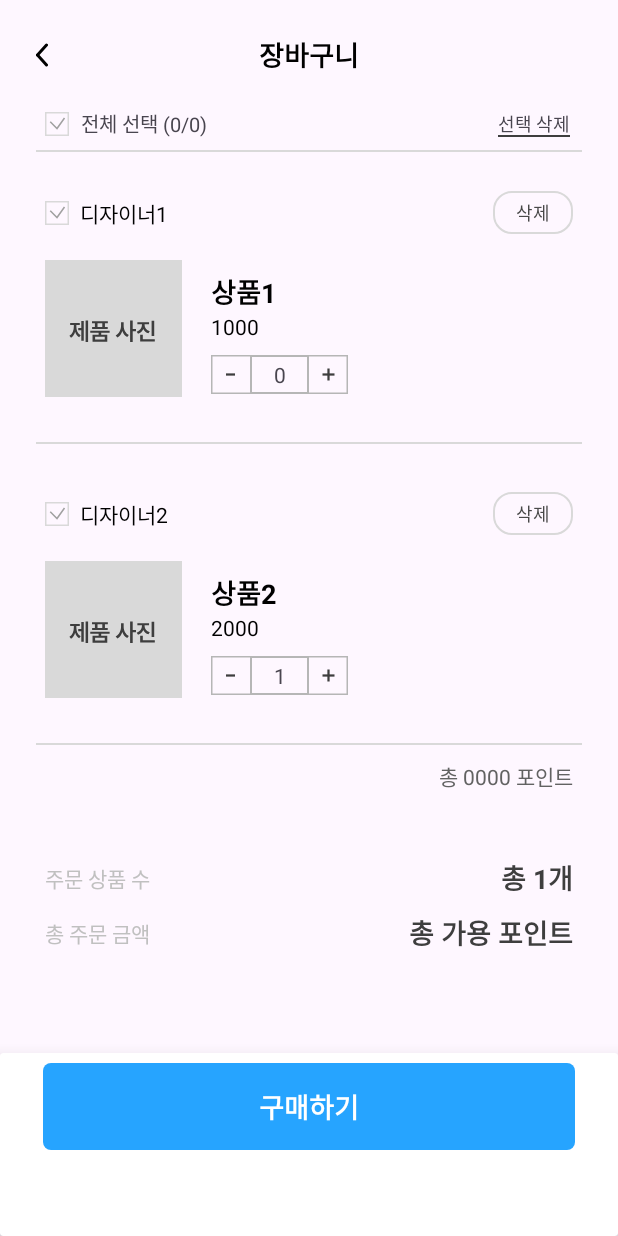
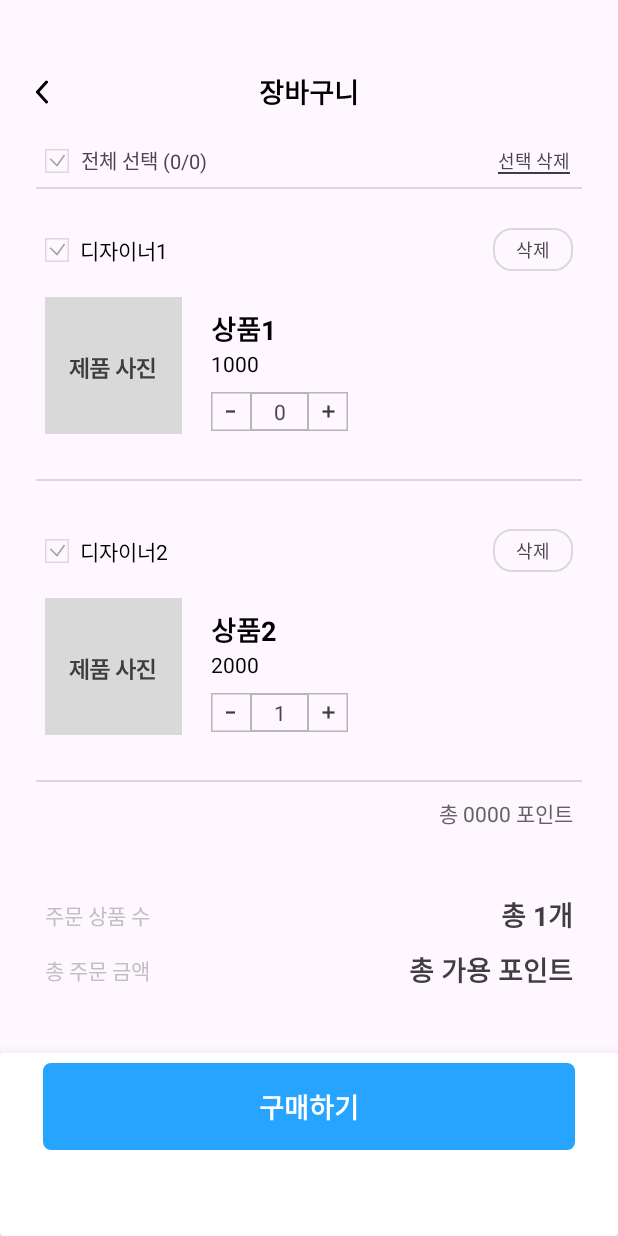
Before and after one commit to uniflee/FE-main, an Android app: the StoreCartActivity screen opened directly, with no data from a screen before it, on a phone screen of 412 x 824 dp. Run offline under Robolectric (Android 15) with nearby library versions, the phone set to English and light mode, and no system bars.

Commit message:
[Fix] margin값 수정

```diff
--- a/uniflee/app/src/main/res/layout/activity_store_cart.xml
+++ b/uniflee/app/src/main/res/layout/activity_store_cart.xml
@@ -11,7 +11,7 @@
         android:id="@+id/headerLayout"
         android:layout_width="match_parent"
         android:layout_height="wrap_content"
-        android:layout_marginTop="15dp"
+        android:layout_marginTop="40dp"
         android:layout_marginBottom="9dp"
         app:layout_constraintTop_toTopOf="parent">
 
--- a/uniflee/app/src/main/res/layout/activity_store_payment.xml
+++ b/uniflee/app/src/main/res/layout/activity_store_payment.xml
@@ -11,7 +11,7 @@
         android:id="@+id/headerLayout"
         android:layout_width="match_parent"
         android:layout_height="wrap_content"
-        android:layout_marginTop="15dp"
+        android:layout_marginTop="45dp"
         android:layout_marginBottom="9dp"
         app:layout_constraintTop_toTopOf="parent">
 
--- a/uniflee/app/src/main/res/layout/activity_store_product_details.xml
+++ b/uniflee/app/src/main/res/layout/activity_store_product_details.xml
@@ -13,7 +13,7 @@
         android:id="@+id/headerLayout"
         android:layout_width="match_parent"
         android:layout_height="wrap_content"
-        android:layout_marginTop="15dp"
+        android:layout_marginTop="45dp"
         android:layout_marginBottom="9dp"
         app:layout_constraintTop_toTopOf="parent">
 
```
